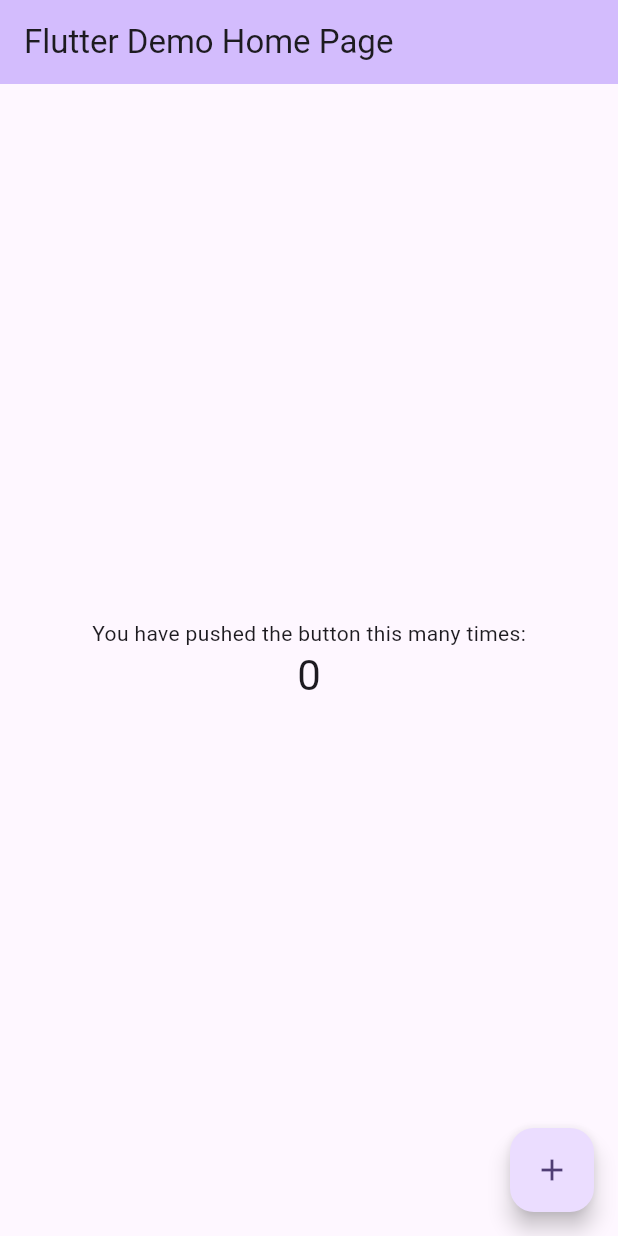
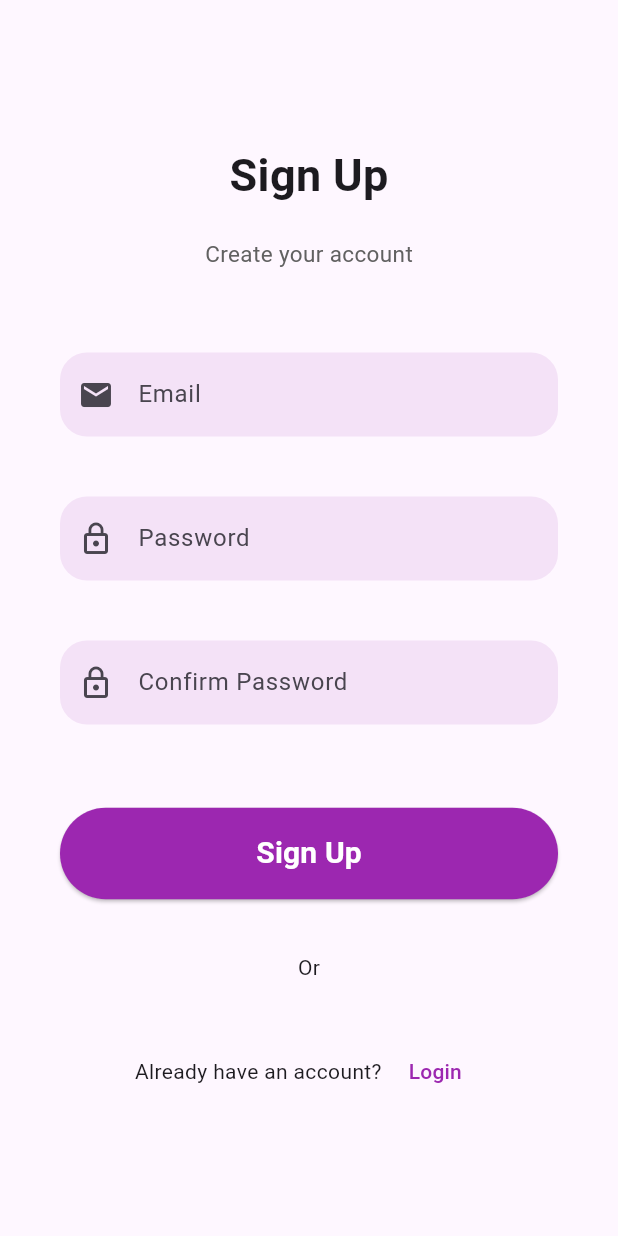
Before and after one commit to shubhamprakashrai/id_card_fronEnd, a Flutter app: the screen it shows after launch, on a phone screen of 412 x 824 dp. Run offline on Flutter 3.47's test engine with Material 3 defaults, Android fonts, the light colour scheme and no system bars.

Commit message:
working on login and signup ui

```diff
--- /dev/null
+++ b/lib/core/ui_Utils/custom_btn.dart
@@ -0,0 +1,41 @@
+import 'package:flutter/material.dart';
+import 'package:id_card_front_end/core/utils/app_colors.dart';
+
+
+class CustomLoadingButton extends StatelessWidget {
+  final String text;
+  final bool isLoading;
+  final VoidCallback onPressed;
+
+  const CustomLoadingButton({
+    super.key,
+    required this.text,
+    required this.isLoading,
+    required this.onPressed,
+  });
+
+  @override
+  Widget build(BuildContext context) {
+    return ElevatedButton(
+      onPressed: isLoading ? null : onPressed, // Disable if loading
+      style: ElevatedButton.styleFrom(
+        shape: const StadiumBorder(),
+        padding: const EdgeInsets.symmetric(vertical: 16),
+        backgroundColor: AppColors.purpleColors,
+      ),
+      child: isLoading
+          ? const SizedBox(
+              height: 20,
+              width: 20,
+              child: CircularProgressIndicator(
+                strokeWidth: 2,
+                color: Colors.white,
+              ),
+            )
+          : Text(
+              text,
+              style: const TextStyle(fontSize: 20,color: AppColors.white,fontWeight: FontWeight.w700) // Adjust as per your TextStyle
+            ),
+    );
+  }
+}
--- /dev/null
+++ b/lib/core/ui_Utils/custom_textfield.dart
@@ -0,0 +1,54 @@
+import 'package:flutter/material.dart';
+
+class CustomTextField extends StatelessWidget {
+  final TextEditingController controller;
+  final String hintText;
+  final String? errorText;
+  final bool obscureText;
+  final Widget prefixIcon;
+  final FocusNode? focusNode;
+  final VoidCallback? onTap;
+  final String? Function(String?)? validator;
+  final Function(String)? onFieldSubmitted;
+  final TextInputType keyboardType;
+
+  const CustomTextField({
+    super.key,
+    required this.controller,
+    required this.hintText,
+    this.errorText,
+    this.obscureText = false,
+    required this.prefixIcon,
+    this.onFieldSubmitted,
+    this.keyboardType = TextInputType.text,
+    this.focusNode,
+    this.validator,
+    this.onTap
+  });
+
+
+  @override
+  Widget build(BuildContext context) {
+    return TextFormField(
+      onTap: onTap,
+      controller: controller,
+      focusNode: focusNode,
+      autovalidateMode: AutovalidateMode.onUserInteraction,
+      decoration: InputDecoration(
+        hintText: hintText,
+        errorText: errorText,
+        border: OutlineInputBorder(
+          borderRadius: BorderRadius.circular(18),
+          borderSide: BorderSide.none,
+        ),
+        fillColor: Colors.purple.withOpacity(0.1),
+        filled: true,
+        prefixIcon: prefixIcon,
+      ),
+      obscureText: obscureText,
+      onFieldSubmitted: onFieldSubmitted,
+      keyboardType: keyboardType,
+      validator: validator,
+    );
+  }
+}
--- /dev/null
+++ b/lib/core/utils/app_colors.dart
@@ -0,0 +1,8 @@
+import 'package:flutter/material.dart';
+
+class AppColors {
+  static const purpleColors = Colors.purple;
+  static const white=Colors.white;
+  static const red=Colors.red;
+  static const green=Colors.green;
+}
--- /dev/null
+++ b/lib/features/signup/presentation/page/registration_page_view.dart
@@ -0,0 +1,100 @@
+import 'package:flutter/material.dart';
+import 'package:id_card_front_end/core/ui_Utils/custom_btn.dart';
+import 'package:id_card_front_end/core/ui_Utils/custom_textfield.dart';
+
+class RegistrationPageView extends StatefulWidget{
+  const RegistrationPageView({super.key});
+  @override
+  State<RegistrationPageView> createState(){
+    return _RegistrationPageView();
+  }
+}
+
+class _RegistrationPageView extends State<RegistrationPageView>{
+
+  TextEditingController textEditingController=TextEditingController();
+
+  @override
+  Widget build(BuildContext context) {
+   return Scaffold(
+     body:
+     SingleChildScrollView(
+       child: Container(
+         padding: const EdgeInsets.symmetric(horizontal: 40),
+         height: MediaQuery.of(context).size.height - 50,
+         width: double.infinity,
+         child: Column(
+           mainAxisAlignment: MainAxisAlignment.spaceEvenly,
+           crossAxisAlignment: CrossAxisAlignment.stretch,
+           children: <Widget>[
+             Column(
+               children: <Widget>[
+                 const SizedBox(height: 60.0),
+                 const Text("Sign Up",
+                     style: TextStyle(fontSize: 30, fontWeight: FontWeight.bold)),
+                 const SizedBox(height: 20),
+                 Text("Create your account",
+                     style: TextStyle(fontSize: 15, color: Colors.grey[700])),
+               ],
+             ),
+
+             Column(
+               children: [
+                 const SizedBox(height: 20),
+                 CustomTextField(
+                   controller: textEditingController,
+                   hintText: "Email",
+                   errorText:"",
+                   prefixIcon: const Icon(Icons.email),
+                 ),
+                 const SizedBox(height: 20),
+                 CustomTextField(
+                   controller: textEditingController,
+                   hintText: "Password",
+                   errorText: "",
+                   prefixIcon: const Icon(Icons.lock_outline),
+                   obscureText: true,
+                 ),
+                 const SizedBox(height: 20),
+                 CustomTextField(
+                   controller: textEditingController,
+                   hintText: "Confirm Password",
+                   errorText:"",
+                   prefixIcon: const Icon(Icons.lock_outline),
+                   obscureText: true,
+                 )
+               ],
+             ),
+             CustomLoadingButton(
+               text: "Sign Up",
+               isLoading: false,
+               onPressed: () {
+
+               },
+             ),
+
+             const Center(child: Text("Or")),
+
+             // Navigate to Login Page
+             Row(
+               mainAxisAlignment: MainAxisAlignment.center,
+               children: <Widget>[
+                 const Text("Already have an account? "),
+                 TextButton(
+                     onPressed: () {
+
+                     },
+                     child: const Text("Login",
+                         style: TextStyle(color: Colors.purple))),
+               ],
+             )
+           ],
+         ),
+       ),
+
+
+     ),
+   );
+  }
+
+}
--- a/lib/main.dart
+++ b/lib/main.dart
@@ -1,4 +1,5 @@
 import 'package:flutter/material.dart';
+import 'package:id_card_front_end/features/signup/presentation/page/registration_page_view.dart';
 
 void main() {
   runApp(const MyApp());
@@ -6,120 +7,11 @@
 
 class MyApp extends StatelessWidget {
   const MyApp({super.key});
-
-  // This widget is the root of your application.
   @override
   Widget build(BuildContext context) {
     return MaterialApp(
-      title: 'Flutter Demo',
-      theme: ThemeData(
-        // This is the theme of your application.
-        //
-        // TRY THIS: Try running your application with "flutter run". You'll see
-        // the application has a purple toolbar. Then, without quitting the app,
-        // try changing the seedColor in the colorScheme below to Colors.green
-        // and then invoke "hot reload" (save your changes or press the "hot
-        // reload" button in a Flutter-supported IDE, or press "r" if you used
-        // the command line to start the app).
-        //
-        // Notice that the counter didn't reset back to zero; the application
-        // state is not lost during the reload. To reset the state, use hot
-        // restart instead.
-        //
-        // This works for code too, not just values: Most code changes can be
-        // tested with just a hot reload.
-        colorScheme: ColorScheme.fromSeed(seedColor: Colors.deepPurple),
-        useMaterial3: true,
-      ),
-      home: const MyHomePage(title: 'Flutter Demo Home Page'),
+      debugShowCheckedModeBanner: false,
+      home:  RegistrationPageView(),
     );
   }
 }
-
-class MyHomePage extends StatefulWidget {
-  const MyHomePage({super.key, required this.title});
-
-  // This widget is the home page of your application. It is stateful, meaning
-  // that it has a State object (defined below) that contains fields that affect
-  // how it looks.
-
-  // This class is the configuration for the state. It holds the values (in this
-  // case the title) provided by the parent (in this case the App widget) and
-  // used by the build method of the State. Fields in a Widget subclass are
-  // always marked "final".
-
-  final String title;
-
-  @override
-  State<MyHomePage> createState() => _MyHomePageState();
-}
-
-class _MyHomePageState extends State<MyHomePage> {
-  int _counter = 0;
-
-  void _incrementCounter() {
-    setState(() {
-      // This call to setState tells the Flutter framework that something has
-      // changed in this State, which causes it to rerun the build method below
-      // so that the display can reflect the updated values. If we changed
-      // _counter without calling setState(), then the build method would not be
-      // called again, and so nothing would appear to happen.
-      _counter++;
-    });
-  }
-
-  @override
-  Widget build(BuildContext context) {
-    // This method is rerun every time setState is called, for instance as done
-    // by the _incrementCounter method above.
-    //
-    // The Flutter framework has been optimized to make rerunning build methods
-    // fast, so that you can just rebuild anything that needs updating rather
-    // than having to individually change instances of widgets.
-    return Scaffold(
-      appBar: AppBar(
-        // TRY THIS: Try changing the color here to a specific color (to
-        // Colors.amber, perhaps?) and trigger a hot reload to see the AppBar
-        // change color while the other colors stay the same.
-        backgroundColor: Theme.of(context).colorScheme.inversePrimary,
-        // Here we take the value from the MyHomePage object that was created by
-        // the App.build method, and use it to set our appbar title.
-        title: Text(widget.title),
-      ),
-      body: Center(
-        // Center is a layout widget. It takes a single child and positions it
-        // in the middle of the parent.
-        child: Column(
-          // Column is also a layout widget. It takes a list of children and
-          // arranges them vertically. By default, it sizes itself to fit its
-          // children horizontally, and tries to be as tall as its parent.
-          //
-          // Column has various properties to control how it sizes itself and
-          // how it positions its children. Here we use mainAxisAlignment to
-          // center the children vertically; the main axis here is the vertical
-          // axis because Columns are vertical (the cross axis would be
-          // horizontal).
-          //
-          // TRY THIS: Invoke "debug painting" (choose the "Toggle Debug Paint"
-          // action in the IDE, or press "p" in the console), to see the
-          // wireframe for each widget.
-          mainAxisAlignment: MainAxisAlignment.center,
-          children: <Widget>[
-            const Text(
-              'You have pushed the button this many times:',
-            ),
-            Text(
-              '$_counter',
-              style: Theme.of(context).textTheme.headlineMedium,
-            ),
-          ],
-        ),
-      ),
-      floatingActionButton: FloatingActionButton(
-        onPressed: _incrementCounter,
-        tooltip: 'Increment',
-        child: const Icon(Icons.add),
-      ), // This trailing comma makes auto-formatting nicer for build methods.
-    );
-  }
-}
```
Also changed, not shown: lib/features/login/presentation/page/sign_in_view.dart (added, +143 -0 lines), pubspec.yaml (+16 -0 lines), pubspec.lock, 11 other files.
